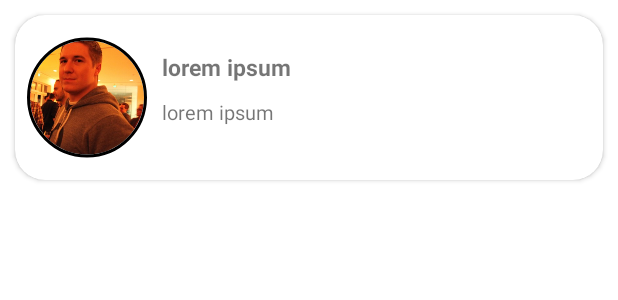
After one commit to un-ro/github-user, an Android app: the layout item_user.xml on its own in the app's theme, with its tools: preview values and no code run, on a phone screen of 412 x 824 dp. The commit adds this screen. Shown: the top 300 px of the screen. Run offline under Robolectric (Android 15) with nearby library versions, the phone set to English and light mode, and no system bars.

Commit message:
Layouting #1

```diff
--- a/app/build.gradle
+++ b/app/build.gradle
@@ -42,4 +42,8 @@ dependencies {
     testImplementation 'junit:junit:4.+'
     androidTestImplementation 'androidx.test.ext:junit:1.1.2'
     androidTestImplementation 'androidx.test.espresso:espresso-core:3.3.0'
+
+    // UI
+    implementation 'de.hdodenhof:circleimageview:3.1.0'
+    implementation "androidx.cardview:cardview:1.0.0"
 }
--- a/app/src/main/AndroidManifest.xml
+++ b/app/src/main/AndroidManifest.xml
@@ -9,6 +9,7 @@
         android:roundIcon="@mipmap/ic_launcher_round"
         android:supportsRtl="true"
         android:theme="@style/Theme.GithubUser">
+        <activity android:name=".DetailActivity"></activity>
         <activity android:name=".MainActivity">
             <intent-filter>
                 <action android:name="android.intent.action.MAIN" />
--- /dev/null
+++ b/app/src/main/res/layout/item_user.xml
@@ -0,0 +1,56 @@
+<?xml version="1.0" encoding="utf-8"?>
+<androidx.cardview.widget.CardView
+    xmlns:card_view="http://schemas.android.com/apk/res-auto"
+    xmlns:android="http://schemas.android.com/apk/res/android"
+    android:layout_height="wrap_content"
+    android:layout_width="match_parent"
+    android:layout_margin="10dp"
+    card_view:cardCornerRadius="20dp">
+
+    <androidx.constraintlayout.widget.ConstraintLayout
+        android:layout_width="match_parent"
+        android:layout_height="wrap_content">
+
+        <de.hdodenhof.circleimageview.CircleImageView
+            android:id="@+id/imgPhoto"
+            android:layout_width="80dp"
+            android:layout_height="94dp"
+            android:src="@drawable/user1"
+            android:layout_margin="8dp"
+            card_view:layout_constraintTop_toTopOf="parent"
+            card_view:layout_constraintStart_toStartOf="parent"
+            card_view:layout_constraintBottom_toBottomOf="parent"
+            card_view:civ_border_color="@color/black"
+            card_view:civ_border_width="2dp" />
+
+        <androidx.constraintlayout.widget.Guideline
+            android:id="@+id/gl"
+            android:layout_width="wrap_content"
+            android:layout_height="wrap_content"
+            android:orientation="horizontal"
+            card_view:layout_constraintGuide_percent="0.5"/>
+
+        <TextView
+            android:id="@+id/tvRealName"
+            android:layout_width="wrap_content"
+            android:layout_height="wrap_content"
+            android:text="lorem ipsum"
+            android:textSize="15sp"
+            android:textStyle="bold"
+            card_view:layout_constraintStart_toEndOf="@id/imgPhoto"
+            card_view:layout_constraintBottom_toTopOf="@id/gl"
+            android:layout_margin="10dp"/>
+
+        <TextView
+            android:id="@+id/tvUserName"
+            android:layout_width="wrap_content"
+            android:layout_height="wrap_content"
+            android:text="lorem ipsum"
+            android:textSize="13sp"
+            card_view:layout_constraintTop_toBottomOf="@id/gl"
+            card_view:layout_constraintStart_toEndOf="@id/imgPhoto"
+            android:layout_marginStart="10dp" />
+
+    </androidx.constraintlayout.widget.ConstraintLayout>
+
+</androidx.cardview.widget.CardView>
```
Also changed, not shown: app/src/main/java/com/unero/githubuser/DetailActivity.kt (added, +11 -0 lines), app/src/main/res/layout/activity_detail.xml (added, +12 -0 lines), app/src/main/res/layout/activity_main.xml (+8 -10 lines), app/src/main/res/values/strings.xml (+104 -0 lines), app/src/main/res/drawable/user1.png (added), app/src/main/res/drawable/user10.png (added), app/src/main/res/drawable/user2.png (added), app/src/main/res/drawable/user3.png (added), app/src/main/res/drawable/user4.png (added), app/src/main/res/drawable/user5.png (added), app/src/main/res/drawable/user6.png (added), app/src/main/res/drawable/user7.png (added), app/src/main/res/drawable/user8.png (added), app/src/main/res/drawable/user9.png (added).
